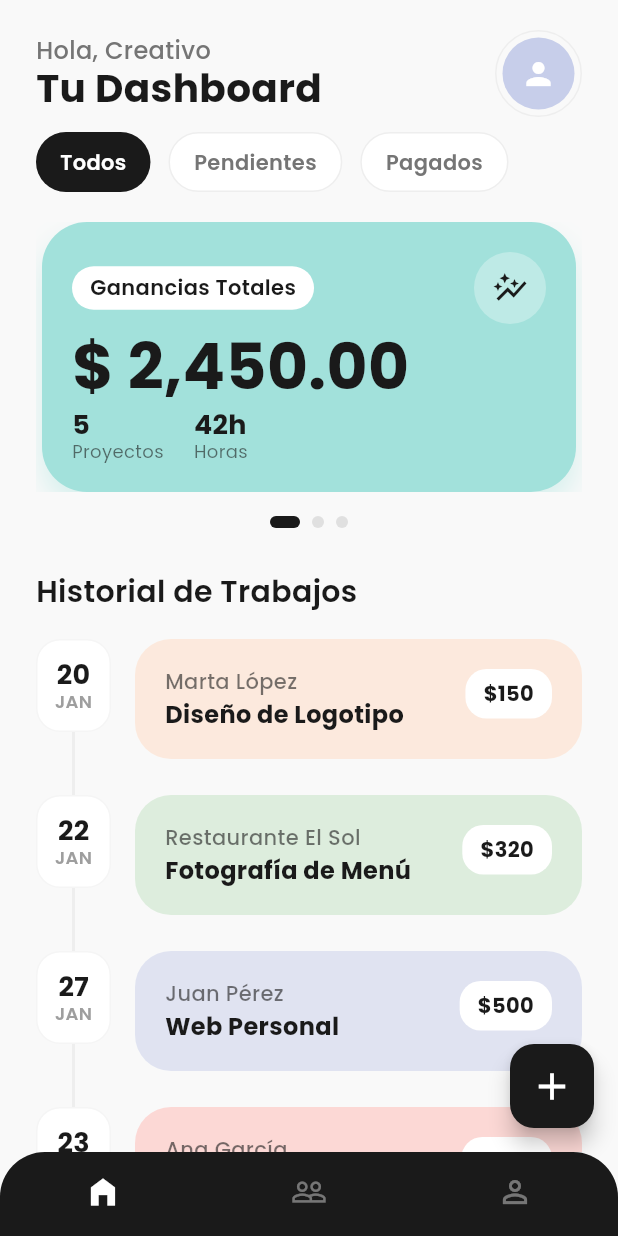
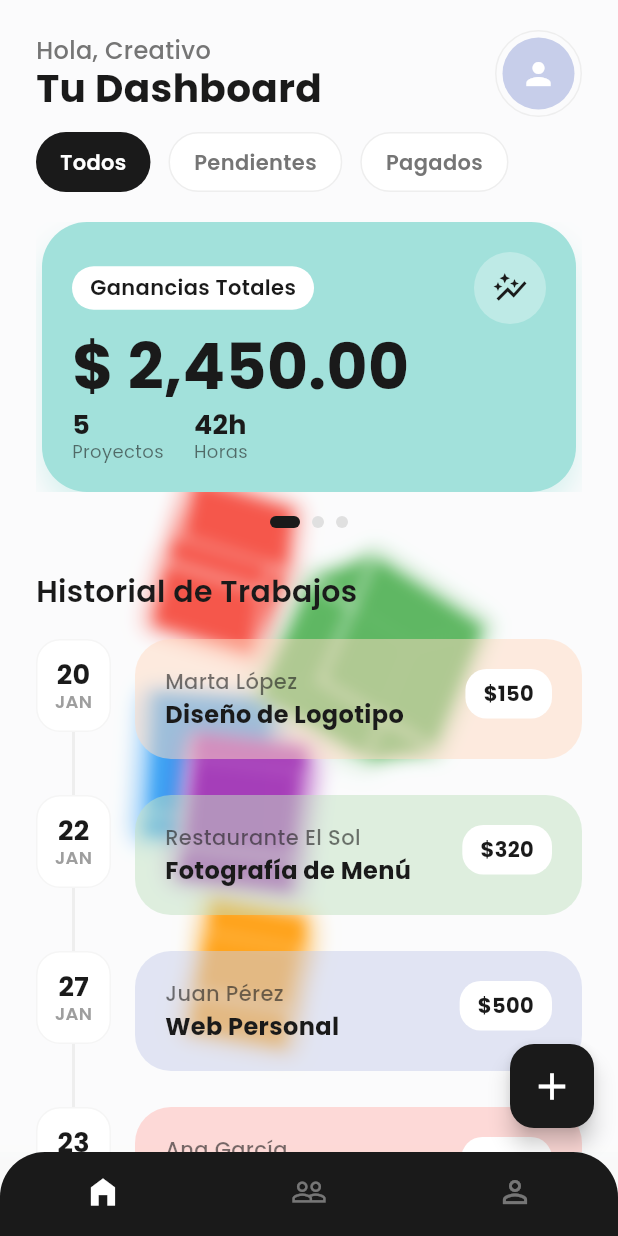
Before and after one commit to GerardoGM14/flutter-clientes-personal, a Flutter app: the screen it shows after launch, on a phone screen of 412 x 824 dp. Run offline on Flutter 3.47's test engine with Material 3 defaults, Android fonts, the phone set to English and light mode, and no system bars; our stand-ins replace google_fonts, table_calendar.

Commit message:
add: fondo animado

```diff
--- a/lib/screens/home_screen.dart
+++ b/lib/screens/home_screen.dart
@@ -4,6 +4,7 @@ import 'package:intl/intl.dart';
 import 'package:table_calendar/table_calendar.dart';
 import '../models/trabajo.dart';
 import '../widgets/custom_fab_menu.dart'; // Importamos el menú animado
+import '../widgets/floating_background.dart';
 import '../theme/app_theme.dart';
 
 class HomeScreen extends StatefulWidget {
@@ -198,10 +199,15 @@ class _HomeScreenState extends State<HomeScreen> {
   @override
   Widget build(BuildContext context) {
     return Scaffold(
-      body: SafeArea(
+      body: Stack(
+        children: [
+          Positioned.fill(child: FloatingBackground()),
+          SafeArea(
             child: _currentBottomNavIndex == 0
                 ? _buildDashboardView()
                 : _buildClientsView(),
+          ),
+        ],
       ),
       bottomNavigationBar: ClipRRect(
         borderRadius: const BorderRadius.vertical(top: Radius.circular(30)),
@@ -633,6 +639,73 @@ class _HomeScreenState extends State<HomeScreen> {
                         height: 1.0,
                       ),
                     ),
+                    if (card["hasProgress"] == true) ...[
+                      Column(
+                        crossAxisAlignment: CrossAxisAlignment.start,
+                        children: [
+                          Row(
+                            children: [
+                              Expanded(
+                                child: ClipRRect(
+                                  borderRadius: BorderRadius.circular(10),
+                                  child: LinearProgressIndicator(
+                                    value: card["progress"],
+                                    backgroundColor: Colors.white.withOpacity(0.5),
+                                    valueColor: AlwaysStoppedAnimation<Color>(AppTheme.textDark),
+                                    minHeight: 8,
+                                  ),
+                                ),
+                              ),
+                              const SizedBox(width: 10),
+                              Text(
+                                "${(card["progress"] * 100).toInt()}%",
+                                style: GoogleFonts.poppins(
+                                  fontWeight: FontWeight.bold,
+                                  color: AppTheme.textDark,
+                                  fontSize: 12,
+                                ),
+                              ),
+                            ],
+                          ),
+                          const SizedBox(height: 10),
+                          Row(
+                            children: [
+                              SizedBox(
+                                width: 80,
+                                height: 30,
+                                child: Stack(
+                                  children: List.generate((card["avatars"] as List).length, (idx) {
+                                    return Positioned(
+                                      left: idx * 20.0,
+                                      child: Container(
+                                        padding: const EdgeInsets.all(2),
+                                        decoration: const BoxDecoration(
+                                          color: Colors.white,
+                                          shape: BoxShape.circle,
+                                        ),
+                                        child: CircleAvatar(
+                                          radius: 12,
+                                          backgroundColor: card["avatars"][idx],
+                                          child: const Icon(Icons.person, size: 14, color: Colors.white),
+                                        ),
+                                      ),
+                                    );
+                                  }),
+                                ),
+                              ),
+                              Text(
+                                "+2 más",
+                                style: GoogleFonts.poppins(
+                                  fontSize: 12,
+                                  color: AppTheme.textDark.withOpacity(0.6),
+                                  fontWeight: FontWeight.w500,
+                                ),
+                              ),
+                            ],
+                          ),
+                        ],
+                      )
+                    ] else
                       Row(
                         children: (card["stats"] as List).map<Widget>((stat) {
                           return Padding(
--- /dev/null
+++ b/lib/widgets/floating_background.dart
@@ -0,0 +1,168 @@
+import 'dart:math';
+import 'dart:ui';
+import 'package:flutter/material.dart';
+
+class FloatingBackground extends StatefulWidget {
+  const FloatingBackground({super.key});
+
+  @override
+  State<FloatingBackground> createState() => _FloatingBackgroundState();
+}
+
+class _FloatingBackgroundState extends State<FloatingBackground> with TickerProviderStateMixin {
+  late List<AnimationController> _controllers;
+  late List<Animation<Offset>> _animations;
+  final Random _random = Random();
+
+  @override
+  void initState() {
+    super.initState();
+    _controllers = List.generate(5, (index) {
+      return AnimationController(
+        vsync: this,
+        duration: Duration(seconds: 20 + _random.nextInt(15)),
+      )..repeat(reverse: false); // Rotación continua
+    });
+
+    _animations = _controllers.map((controller) {
+      return Tween<Offset>(
+        begin: Offset(_random.nextDouble() * 1.8 - 0.9, _random.nextDouble() * 1.8 - 0.9),
+        end: Offset(_random.nextDouble() * 1.8 - 0.9, _random.nextDouble() * 1.8 - 0.9),
+      ).animate(CurvedAnimation(parent: controller, curve: Curves.linear));
+    }).toList();
+  }
+
+  @override
+  void dispose() {
+    for (var controller in _controllers) {
+      controller.dispose();
+    }
+    super.dispose();
+  }
+
+  @override
+  Widget build(BuildContext context) {
+    return Stack(
+      children: [
+        // Fondo limpio
+        Container(color: const Color(0xFFFAFBFC)),
+
+        ...List.generate(5, (index) {
+          return AnimatedBuilder(
+            animation: _controllers[index],
+            builder: (context, child) {
+              return Align(
+                alignment: Alignment(
+                  _animations[index].value.dx,
+                  _animations[index].value.dy,
+                ),
+                child: Transform(
+                  alignment: Alignment.center,
+                  transform: Matrix4.identity()
+                    ..setEntry(3, 2, 0.001) // Perspectiva
+                    ..rotateX(_controllers[index].value * 2 * pi)
+                    ..rotateY(_controllers[index].value * 2 * pi)
+                    ..rotateZ(_controllers[index].value * 2 * pi),
+                  child: _buildTrue3DCube(index),
+                ),
+              );
+            },
+          );
+        }),
+
+        // Desenfoque sutil (comentado temporalmente para pruebas de visibilidad si es necesario,
+        // pero lo dejamos suave para que se noten los cubos)
+        BackdropFilter(
+          filter: ImageFilter.blur(sigmaX: 5, sigmaY: 5), // Reducimos blur para ver mejor
+          child: Container(
+            color: Colors.white.withOpacity(0.1), // Menos opacidad blanca
+          ),
+        ),
+      ],
+    );
+  }
+
+  Widget _buildTrue3DCube(int index) {
+    final colors = [
+      const Color(0xFF2196F3), // Azul más fuerte
+      const Color(0xFF4CAF50), // Verde más fuerte
+      const Color(0xFFFF9800), // Naranja más fuerte
+      const Color(0xFF9C27B0), // Violeta más fuerte
+      const Color(0xFFF44336), // Rojo más fuerte
+    ];
+
+    double size = 60.0 + _random.nextInt(40); // Un poco más pequeños para que se muevan mejor
+    Color baseColor = colors[index % colors.length];
+
+    return SizedBox(
+      width: size,
+      height: size,
+      child: Stack(
+        children: [
+          // Cara Trasera
+          Transform(
+            transform: Matrix4.identity()..translate(0.0, 0.0, -size/2),
+            alignment: Alignment.center,
+            child: _buildFace(size, baseColor.withOpacity(0.8)), // Más opacidad
+          ),
+          // Cara Frontal
+          Transform(
+            transform: Matrix4.identity()..translate(0.0, 0.0, size/2),
+            alignment: Alignment.center,
+            child: _buildFace(size, baseColor.withOpacity(0.9)),
+          ),
+          // Cara Izquierda
+          Transform(
+            transform: Matrix4.identity()
+              ..translate(-size/2, 0.0, 0.0)
+              ..rotateY(-pi / 2),
+            alignment: Alignment.center,
+            child: _buildFace(size, baseColor.withOpacity(0.85)),
+          ),
+          // Cara Derecha
+          Transform(
+            transform: Matrix4.identity()
+              ..translate(size/2, 0.0, 0.0)
+              ..rotateY(pi / 2),
+            alignment: Alignment.center,
+            child: _buildFace(size, baseColor.withOpacity(0.85)),
+          ),
+          // Cara Superior
+          Transform(
+            transform: Matrix4.identity()
+              ..translate(0.0, -size/2, 0.0)
+              ..rotateX(pi / 2),
+            alignment: Alignment.center,
+            child: _buildFace(size, baseColor.withOpacity(0.9)),
+          ),
+          // Cara Inferior
+          Transform(
+            transform: Matrix4.identity()
+              ..translate(0.0, size/2, 0.0)
+              ..rotateX(-pi / 2),
+            alignment: Alignment.center,
+            child: _buildFace(size, baseColor.withOpacity(0.9)),
+          ),
+        ],
+      ),
+    );
+  }
+
+  Widget _buildFace(double size, Color color) {
+    return Container(
+      width: size,
+      height: size,
+      decoration: BoxDecoration(
+        color: color,
+        border: Border.all(color: Colors.white, width: 2), // Borde blanco sólido
+        boxShadow: [
+          BoxShadow(
+            color: color.withOpacity(0.4),
+            blurRadius: 10,
+            spreadRadius: 2,
+          )
+        ]
+      ),
+    );
+  }
+}
```
Lines whose indentation alone changed are shown as unchanged.
